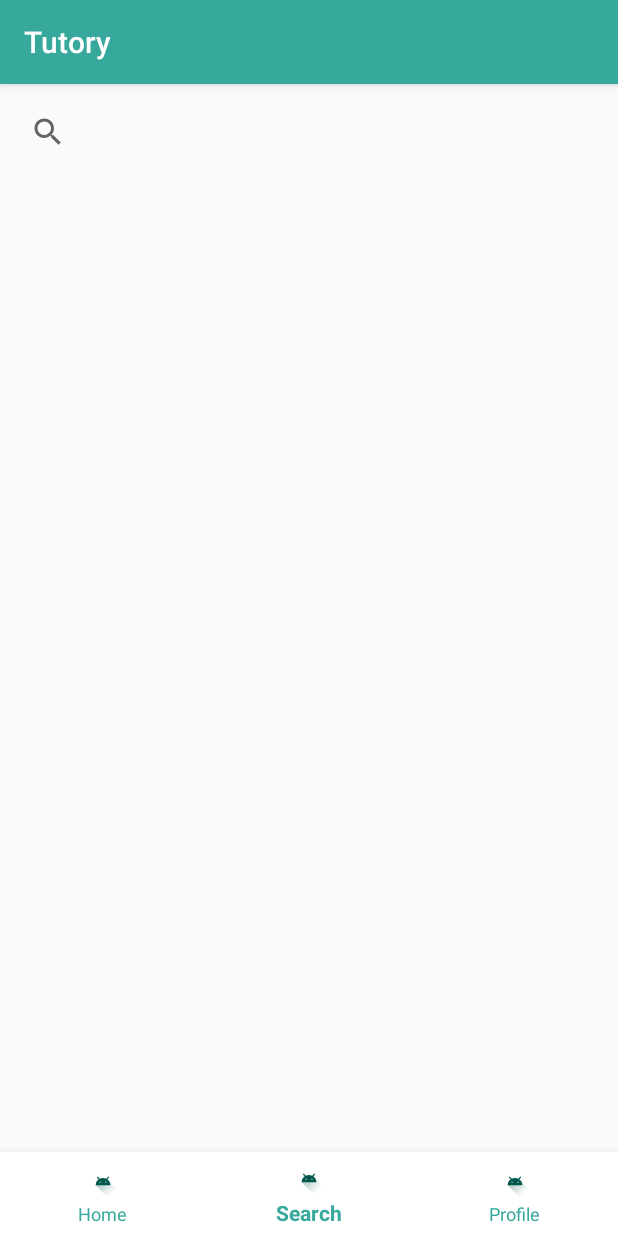
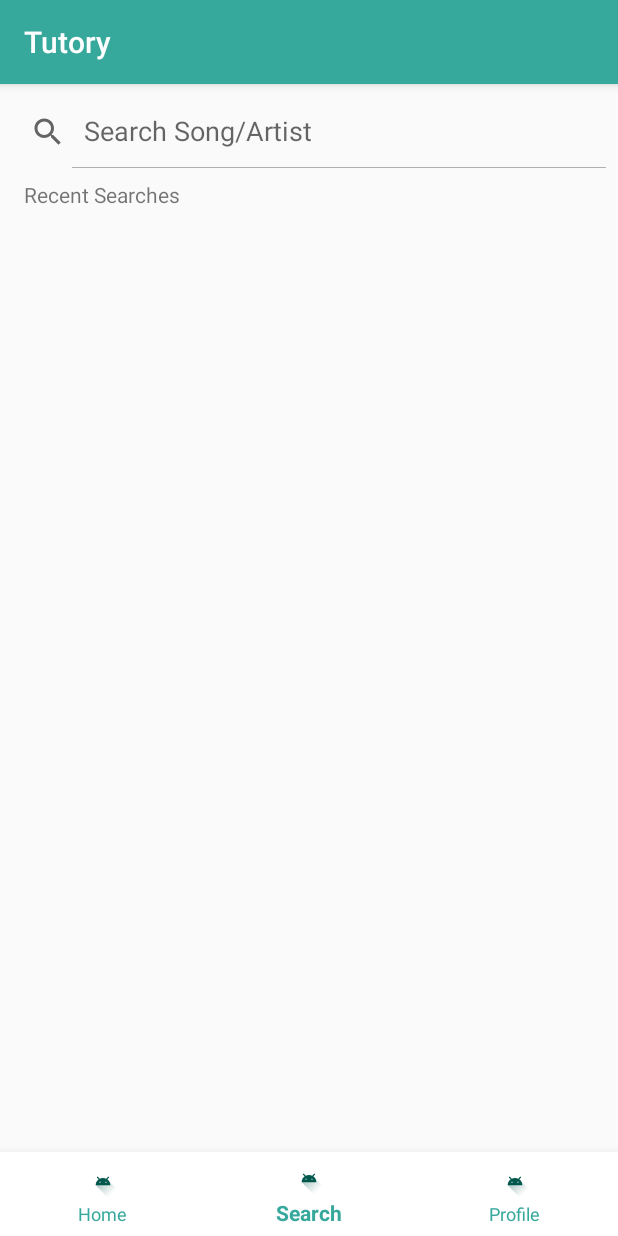
Before and after one commit to BryanHoonLee/Lyrical, an Android app: the screen it shows after launch (MainActivity), item 2 of the bottom bar chosen, on a phone screen of 412 x 824 dp. Run offline under Robolectric (Android 15) with nearby library versions, the phone set to English and light mode, and no system bars; libraries missing offline, so code that uses them is left out: com.jakewharton.retrofit2; 1 statement that could not run was skipped.

Commit message:
Finished setting up Genius api service, networkdatsource, repository, and viewmodel. Can make api request through retrofit & coroutines

```diff
--- a/app/build.gradle
+++ b/app/build.gradle
@@ -34,7 +34,7 @@ android {
 }
 
 dependencies {
-    def lifecycle_version = "2.0.0"
+    def lifecycle_version = "2.2.0-alpha01"
     def room_version = "2.1.0"
     def coroutine_version = "1.3.0-RC"
 
@@ -47,6 +47,9 @@ dependencies {
     // Lifecycle components
     implementation "androidx.lifecycle:lifecycle-extensions:$lifecycle_version"
     kapt "androidx.lifecycle:lifecycle-compiler:$lifecycle_version"
+    implementation "androidx.lifecycle:lifecycle-viewmodel-ktx:$lifecycle_version"
+    implementation "androidx.lifecycle:lifecycle-livedata-ktx:$lifecycle_version"
+    implementation "androidx.lifecycle:lifecycle-runtime-ktx:$lifecycle_version"
 
     // Room Comoonenets
     implementation "androidx.room:room-runtime:$room_version"
--- a/app/src/main/java/hoonstudio/com/tutory/HomeFragment.kt
+++ b/app/src/main/java/hoonstudio/com/tutory/HomeFragment.kt
@@ -45,15 +45,7 @@ class HomeFragment : Fragment(){
     override fun onActivityCreated(savedInstanceState: Bundle?) {
         super.onActivityCreated(savedInstanceState)
 
-        val apiService = GeniusApiService(ConnectivityInterceptorImpl(this.context!!))
-        val songNetworkDataSource = SongNetworkDataSourceImpl(apiService)
 
-        songNetworkDataSource.song.observe(this, Observer {
-            webView.loadUrl(it.response.hits[0].result.url)
-        })
-        GlobalScope.launch(Dispatchers.Main) {
-            songNetworkDataSource.fetchSong("Dancing Mellow Fellow")
-        }
     }
 
     override fun onActivityResult(requestCode: Int, resultCode: Int, data: Intent?) {
--- a/app/src/main/java/hoonstudio/com/tutory/SearchFragment.kt
+++ b/app/src/main/java/hoonstudio/com/tutory/SearchFragment.kt
@@ -5,17 +5,29 @@ import android.util.Log
 import android.view.LayoutInflater
 import android.view.View
 import android.view.ViewGroup
+import androidx.appcompat.widget.SearchView
 import androidx.fragment.app.Fragment
+import androidx.lifecycle.LiveData
 import androidx.lifecycle.Observer
 import androidx.lifecycle.ViewModelProviders
+import androidx.lifecycle.lifecycleScope
 import androidx.recyclerview.widget.LinearLayoutManager
 import androidx.recyclerview.widget.RecyclerView
+import hoonstudio.com.tutory.data.network.ConnectivityInterceptorImpl
+import hoonstudio.com.tutory.data.network.GeniusApiService
+import hoonstudio.com.tutory.data.network.SongNetworkDataSourceImpl
+import hoonstudio.com.tutory.data.network.response.SearchResponse
+import hoonstudio.com.tutory.data.viewmodel.SongViewModel
+import kotlinx.android.synthetic.main.fragment_search.*
 import kotlinx.coroutines.CoroutineScope
 import kotlinx.coroutines.Dispatchers
+import kotlinx.coroutines.GlobalScope
+import kotlinx.coroutines.launch
 
-class SearchFragment: Fragment(){
+class SearchFragment : Fragment() {
 
     private val scope = CoroutineScope(Dispatchers.Default)
+    private lateinit var songViewModel: SongViewModel
 
     // Creates the view hierarchy controlled by the fragment
     // Activities use setContentView() to specify the XML file that defines their layouts, but
@@ -30,6 +42,34 @@ class SearchFragment: Fragment(){
     override fun onActivityCreated(savedInstanceState: Bundle?) {
         super.onActivityCreated(savedInstanceState)
 
+
+        songViewModel = ViewModelProviders.of(this).get(SongViewModel::class.java)
+
+//        val apiService = GeniusApiService(ConnectivityInterceptorImpl(this.context!!))
+//        val songNetworkDataSource = SongNetworkDataSourceImpl(apiService)
+//        songNetworkDataSource.song.observe(this, Observer {
+//            webView.loadUrl(it.response.hits[0].result.url)
+//        })
+//        GlobalScope.launch(Dispatchers.Main) {
+//            songNetworkDataSource.fetchSong(query?:"Dancing Mellow Fellow")
+//        }
+
+        searchView.setOnQueryTextListener(object : android.widget.SearchView.OnQueryTextListener {
+            override fun onQueryTextSubmit(query: String?): Boolean {
+                lifecycleScope.launchWhenCreated {
+                    songViewModel.getSong(query ?: "Dancing Mellow Fellow").observe(this@SearchFragment, Observer {
+
+                    })
+                }
+
+
+                return false
+            }
+
+            override fun onQueryTextChange(newText: String?): Boolean {
+                return false
+            }
+        })
     }
 
     companion object {
--- a/app/src/main/java/hoonstudio/com/tutory/data/network/SongNetworkDataSource.kt
+++ b/app/src/main/java/hoonstudio/com/tutory/data/network/SongNetworkDataSource.kt
@@ -8,5 +8,5 @@ interface SongNetworkDataSource {
 
     suspend fun fetchSong(
         songName: String
-    )
+    ) : LiveData<SearchResponse>
 }
--- a/app/src/main/java/hoonstudio/com/tutory/data/network/SongNetworkDataSourceImpl.kt
+++ b/app/src/main/java/hoonstudio/com/tutory/data/network/SongNetworkDataSourceImpl.kt
@@ -1,5 +1,6 @@
 package hoonstudio.com.tutory.data.network
 
+import android.app.Application
 import android.util.Log
 import androidx.lifecycle.LiveData
 import androidx.lifecycle.MutableLiveData
@@ -7,23 +8,31 @@ import hoonstudio.com.tutory.data.network.response.SearchResponse
 import hoonstudio.com.tutory.internal.NoConnectivityException
 
 class SongNetworkDataSourceImpl(
+    application: Application
+) : SongNetworkDataSource {
     private val geniusApiService: GeniusApiService
-) : SongNetworkDataSource {
 
     private val _song = MutableLiveData<SearchResponse>()
-
     override val song: LiveData<SearchResponse>
         get() = _song
 
-    override suspend fun fetchSong(songName: String) {
+    init{
+        geniusApiService = GeniusApiService(ConnectivityInterceptorImpl(application.applicationContext))
+    }
+
+
+    override suspend fun fetchSong(songName: String): LiveData<SearchResponse> {
         try{
             val fetchedSong = geniusApiService
                 .getSong(songName)
                 .await()
+
             _song.postValue(fetchedSong)
+
         }
         catch (e: NoConnectivityException){
             Log.e("Connectivity", "No internet connection")
         }
+        return song
     }
 }
--- a/app/src/main/java/hoonstudio/com/tutory/data/repository/SongRepository.kt
+++ b/app/src/main/java/hoonstudio/com/tutory/data/repository/SongRepository.kt
@@ -5,5 +5,5 @@ import hoonstudio.com.tutory.data.network.response.SearchResponse
 
 interface SongRepository {
 
-    suspend fun getSong(): LiveData<SearchResponse>
+    suspend fun getSongFromNetwork(song: String): LiveData<SearchResponse>
 }
--- /dev/null
+++ b/app/src/main/java/hoonstudio/com/tutory/data/viewmodel/SongViewModel.kt
@@ -0,0 +1,32 @@
+package hoonstudio.com.tutory.data.viewmodel
+
+import android.app.Application
+import androidx.lifecycle.AndroidViewModel
+import androidx.lifecycle.LiveData
+import androidx.lifecycle.MutableLiveData
+import androidx.lifecycle.ViewModel
+import hoonstudio.com.tutory.data.network.SongNetworkDataSource
+import hoonstudio.com.tutory.data.network.response.SearchResponse
+import hoonstudio.com.tutory.data.repository.SongRepository
+import hoonstudio.com.tutory.data.repository.SongRepositoryImpl
+import kotlinx.coroutines.CoroutineScope
+import kotlinx.coroutines.Dispatchers
+import kotlinx.coroutines.Job
+import kotlinx.coroutines.launch
+import kotlin.coroutines.CoroutineContext
+
+class SongViewModel(
+    application: Application
+) : AndroidViewModel(application) {
+    private var songRepositoryImpl: SongRepositoryImpl
+
+
+
+    init {
+        songRepositoryImpl = SongRepositoryImpl(application)
+    }
+
+    suspend fun getSong(song: String): LiveData<SearchResponse>{
+        return songRepositoryImpl.getSongFromNetwork(song)
+    }
+}
--- a/app/src/main/res/layout/fragment_search.xml
+++ b/app/src/main/res/layout/fragment_search.xml
@@ -1,6 +1,7 @@
 <?xml version="1.0" encoding="utf-8"?>
 <androidx.constraintlayout.widget.ConstraintLayout xmlns:android="http://schemas.android.com/apk/res/android"
-                                                   xmlns:app="http://schemas.android.com/apk/res-auto" xmlns:tools="http://schemas.android.com/tools"
+                                                   xmlns:app="http://schemas.android.com/apk/res-auto"
+                                                   xmlns:tools="http://schemas.android.com/tools"
                                                    android:orientation="vertical"
                                                    android:layout_width="match_parent"
                                                    android:layout_height="match_parent">
@@ -9,16 +10,31 @@
             android:layout_width="match_parent"
             android:layout_height="wrap_content"
             android:id="@+id/searchView" android:layout_marginTop="8dp"
+            android:iconifiedByDefault="false"
+            android:layoutDirection="ltr"
+            android:queryHint="Search Song/Artist"
             app:layout_constraintTop_toTopOf="parent" app:layout_constraintStart_toStartOf="parent"
-            android:layout_marginStart="8dp" app:layout_constraintEnd_toEndOf="parent" android:layout_marginEnd="8dp"/>
+            app:layout_constraintEnd_toEndOf="parent"/>
+
+    <TextView android:layout_width="match_parent"
+              android:layout_height="wrap_content"
+              android:text="@string/recent_search"
+              app:layout_constraintStart_toStartOf="@+id/recyclerView"
+              app:layout_constraintEnd_toEndOf="@+id/recyclerView" app:layout_constraintHorizontal_bias="1.0"
+              android:layout_marginTop="8dp" app:layout_constraintTop_toBottomOf="@+id/searchView"
+              android:layout_marginStart="16dp"
+              android:id="@+id/textView" android:layout_marginEnd="8dp">
+
+    </TextView>
+
     <androidx.recyclerview.widget.RecyclerView
             android:id="@+id/recyclerView"
             android:background="@color/colorWhite"
-            tools:listitem=""
+            tools:listitem="@layout/item_song"
             android:layout_width="0dp"
-            android:layout_height="wrap_content" app:layout_constraintTop_toBottomOf="@+id/searchView"
+            android:layout_height="wrap_content" app:layout_constraintTop_toBottomOf="@+id/textView"
             app:layout_constraintStart_toStartOf="@+id/searchView" app:layout_constraintEnd_toEndOf="@+id/searchView"
-            android:layout_marginTop="16dp">
+            app:layout_constraintHorizontal_bias="1.0" android:layout_marginTop="8dp">
     </androidx.recyclerview.widget.RecyclerView>
 
 
```
Also changed, not shown: app/src/main/java/hoonstudio/com/tutory/data/repository/SongRepositoryImpl.kt (+10 -12 lines), app/src/main/res/layout/item_song.xml (+14 -10 lines), app/src/main/res/values/strings.xml (+2 -29 lines).
